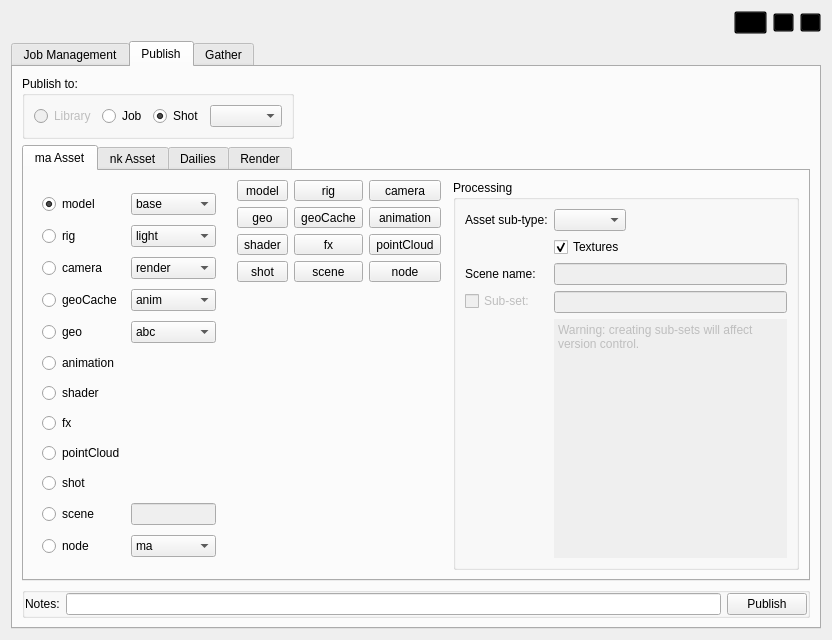
This is core/ui/icarusUI.ui in mjbonnington/icarus-gps as Qt 5 draws it before an edit. The edited form follows.
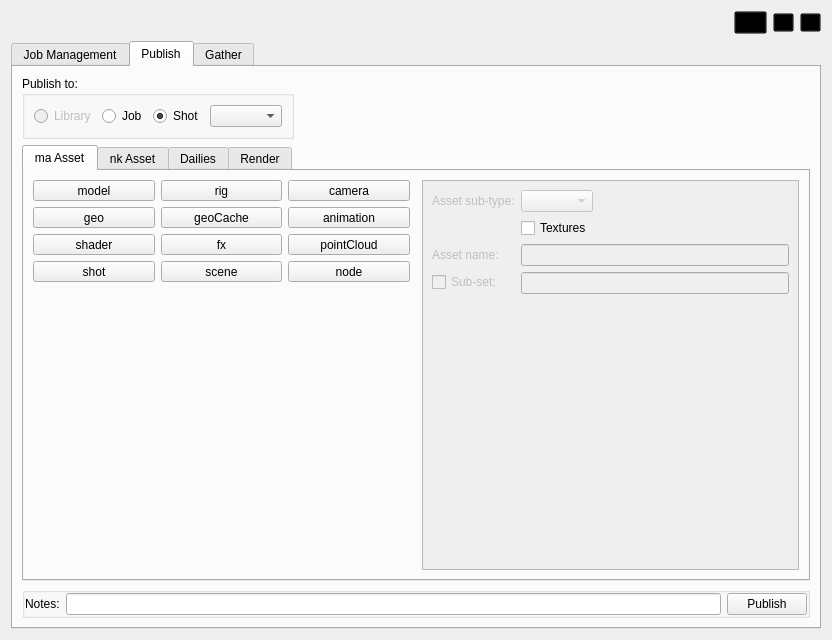
This is the edited form. The open tabs and pages were chosen to show the change. Icons and pictures are not drawn.

What changed in the file:
```diff
--- a/core/ui/icarusUI.ui
+++ b/core/ui/icarusUI.ui
@@ -98,7 +98,7 @@
        </widget>
       </item>
       <item>
-       <spacer name="horizontalSpacer_6">
+       <spacer name="header_horizontalSpacer">
         <property name="orientation">
          <enum>Qt::Horizontal</enum>
         </property>
@@ -932,6 +932,10 @@
              <number>0</number>
             </property>
             <widget class="QWidget" name="maAssetPublishTab">
+             <attribute name="icon">
+              <iconset resource="rsc.qrc">
+               <normaloff>:/rsc/rsc/app_icon_maya_tab.png</normaloff>:/rsc/rsc/app_icon_maya_tab.png</iconset>
+             </attribute>
              <attribute name="title">
               <string>ma Asset</string>
              </attribute>
@@ -939,337 +943,6 @@
               <property name="spacing">
                <number>12</number>
               </property>
-              <item>
-               <widget class="QFrame" name="ma_assetTypes_frame">
-                <property name="frameShape">
-                 <enum>QFrame::NoFrame</enum>
-                </property>
-                <layout class="QGridLayout" name="gridLayout">
-                 <item row="2" column="1">
-                  <widget class="QComboBox" name="cameraPbl_comboBox">
-                   <item>
-                    <property name="text">
-                     <string>render</string>
-                    </property>
-                   </item>
-                   <item>
-                    <property name="text">
-                     <string>mm</string>
-                    </property>
-                   </item>
-                   <item>
-                    <property name="text">
-                     <string>previs</string>
-                    </property>
-                   </item>
-                  </widget>
-                 </item>
-                 <item row="2" column="0">
-                  <widget class="QRadioButton" name="cameraPbl_radioButton">
-                   <property name="enabled">
-                    <bool>true</bool>
-                   </property>
-                   <property name="autoFillBackground">
-                    <bool>false</bool>
-                   </property>
-                   <property name="text">
-                    <string>camera</string>
-                   </property>
-                   <property name="checked">
-                    <bool>false</bool>
-                   </property>
-                   <property name="autoExclusive">
-                    <bool>true</bool>
-                   </property>
-                  </widget>
-                 </item>
-                 <item row="3" column="0">
-                  <widget class="QRadioButton" name="geoCachePbl_radioButton">
-                   <property name="enabled">
-                    <bool>true</bool>
-                   </property>
-                   <property name="autoFillBackground">
-                    <bool>false</bool>
-                   </property>
-                   <property name="text">
-                    <string>geoCache</string>
-                   </property>
-                   <property name="autoExclusive">
-                    <bool>true</bool>
-                   </property>
-                  </widget>
-                 </item>
-                 <item row="6" column="0">
-                  <widget class="QRadioButton" name="shaderPbl_radioButton">
-                   <property name="enabled">
-                    <bool>true</bool>
-                   </property>
-                   <property name="autoFillBackground">
-                    <bool>false</bool>
-                   </property>
-                   <property name="text">
-                    <string>shader</string>
-                   </property>
-                   <property name="autoExclusive">
-                    <bool>true</bool>
-                   </property>
-                  </widget>
-                 </item>
-                 <item row="3" column="1">
-                  <widget class="QComboBox" name="geoCachePbl_comboBox">
-                   <item>
-                    <property name="text">
-                     <string>anim</string>
-                    </property>
-                   </item>
-                   <item>
-                    <property name="text">
-                     <string>cloth</string>
-                    </property>
-                   </item>
-                   <item>
-                    <property name="text">
-                     <string>rigidBody</string>
-                    </property>
-                   </item>
-                   <item>
-                    <property name="text">
-                     <string>vrmesh</string>
-                    </property>
-                   </item>
-                   <item>
-                    <property name="text">
-                     <string>realflow</string>
-                    </property>
-                   </item>
-                  </widget>
-                 </item>
-                 <item row="10" column="0">
-                  <widget class="QRadioButton" name="scenePbl_radioButton">
-                   <property name="enabled">
-                    <bool>true</bool>
-                   </property>
-                   <property name="autoFillBackground">
-                    <bool>false</bool>
-                   </property>
-                   <property name="text">
-                    <string>scene</string>
-                   </property>
-                   <property name="autoExclusive">
-                    <bool>true</bool>
-                   </property>
-                  </widget>
-                 </item>
-                 <item row="10" column="1">
-                  <widget class="QLineEdit" name="scenePblName_lineEdit">
-                   <property name="enabled">
-                    <bool>false</bool>
-                   </property>
-                   <property name="text">
-                    <string/>
-                   </property>
-                   <property name="frame">
-                    <bool>true</bool>
-                   </property>
-                   <property name="readOnly">
-                    <bool>false</bool>
-                   </property>
-                   <property name="mandatoryField" stdset="0">
-                    <bool>true</bool>
-                   </property>
-                  </widget>
-                 </item>
-                 <item row="5" column="0">
-                  <widget class="QRadioButton" name="animPbl_radioButton">
-                   <property name="enabled">
-                    <bool>true</bool>
-                   </property>
-                   <property name="autoFillBackground">
-                    <bool>false</bool>
-                   </property>
-                   <property name="text">
-                    <string>animation</string>
-                   </property>
-                   <property name="autoExclusive">
-                    <bool>true</bool>
-                   </property>
-                  </widget>
-                 </item>
-                 <item row="0" column="0">
-                  <widget class="QRadioButton" name="modelPbl_radioButton">
-                   <property name="enabled">
-                    <bool>true</bool>
-                   </property>
-                   <property name="autoFillBackground">
-                    <bool>false</bool>
-                   </property>
-                   <property name="text">
-                    <string>model</string>
-                   </property>
-                   <property name="checked">
-                    <bool>true</bool>
-                   </property>
-                   <property name="autoExclusive">
-                    <bool>true</bool>
-                   </property>
-                  </widget>
-                 </item>
-                 <item row="4" column="0">
-                  <widget class="QRadioButton" name="geoPbl_radioButton">
-                   <property name="enabled">
-                    <bool>true</bool>
-                   </property>
-                   <property name="autoFillBackground">
-                    <bool>false</bool>
-                   </property>
-                   <property name="text">
-                    <string>geo</string>
-                   </property>
-                   <property name="autoExclusive">
-                    <bool>true</bool>
-                   </property>
-                  </widget>
-                 </item>
-                 <item row="0" column="1">
-                  <widget class="QComboBox" name="modelPbl_comboBox">
-                   <item>
-                    <property name="text">
-                     <string>base</string>
-                    </property>
-                   </item>
-                   <item>
-                    <property name="text">
-                     <string>anim</string>
-                    </property>
-                   </item>
-                  </widget>
-                 </item>
-                 <item row="1" column="0">
-                  <widget class="QRadioButton" name="rigPbl_radioButton">
-                   <property name="enabled">
-                    <bool>true</bool>
-                   </property>
-                   <property name="autoFillBackground">
-                    <bool>false</bool>
-                   </property>
-                   <property name="text">
-                    <string>rig</string>
-                   </property>
-                   <property name="autoExclusive">
-                    <bool>true</bool>
-                   </property>
-                  </widget>
-                 </item>
-                 <item row="1" column="1">
-                  <widget class="QComboBox" name="rigPbl_comboBox">
-                   <item>
-                    <property name="text">
-                     <string>light</string>
-                    </property>
-                   </item>
-                   <item>
-                    <property name="text">
-                     <string>fx</string>
-                    </property>
-                   </item>
-                   <item>
-                    <property name="text">
-                     <string>anim</string>
-                    </property>
-                   </item>
-                  </widget>
-                 </item>
-                 <item row="8" column="0">
-                  <widget class="QRadioButton" name="pointCloudPbl_radioButton">
-                   <property name="enabled">
-                    <bool>true</bool>
-                   </property>
-                   <property name="autoFillBackground">
-                    <bool>false</bool>
-                   </property>
-                   <property name="text">
-                    <string>pointCloud</string>
-                   </property>
-                   <property name="autoExclusive">
-                    <bool>true</bool>
-                   </property>
-                  </widget>
-                 </item>
-                 <item row="4" column="1">
-                  <widget class="QComboBox" name="geoPbl_comboBox">
-                   <item>
-                    <property name="text">
-                     <string>abc</string>
-                    </property>
-                   </item>
-                   <item>
-                    <property name="text">
-                     <string>obj</string>
-                    </property>
-                   </item>
-                   <item>
-                    <property name="text">
-                     <string>fbx</string>
-                    </property>
-                   </item>
-                  </widget>
-                 </item>
-                 <item row="7" column="0">
-                  <widget class="QRadioButton" name="fxPbl_radioButton">
-                   <property name="enabled">
-                    <bool>true</bool>
-                   </property>
-                   <property name="autoFillBackground">
-                    <bool>false</bool>
-                   </property>
-                   <property name="text">
-                    <string>fx</string>
-                   </property>
-                   <property name="autoExclusive">
-                    <bool>true</bool>
-                   </property>
-                  </widget>
-                 </item>
-                 <item row="9" column="0">
-                  <widget class="QRadioButton" name="shotPbl_radioButton">
-                   <property name="enabled">
-                    <bool>true</bool>
-                   </property>
-                   <property name="autoFillBackground">
-                    <bool>false</bool>
-                   </property>
-                   <property name="text">
-                    <string>shot</string>
-                   </property>
-                   <property name="autoExclusive">
-                    <bool>true</bool>
-                   </property>
-                  </widget>
-                 </item>
-                 <item row="11" column="0">
-                  <widget class="QRadioButton" name="nodePbl_radioButton">
-                   <property name="text">
-                    <string>node</string>
-                   </property>
-                  </widget>
-                 </item>
-                 <item row="11" column="1">
-                  <widget class="QComboBox" name="nodePbl_comboBox">
-                   <item>
-                    <property name="text">
-                     <string>ma</string>
-                    </property>
-                   </item>
-                   <item>
-                    <property name="text">
-                     <string>ic</string>
-                    </property>
-                   </item>
-                  </widget>
-                 </item>
-                </layout>
-               </widget>
-              </item>
               <item>
                <widget class="QFrame" name="ma_assetType_frame">
                 <property name="frameShape">
@@ -1295,6 +968,9 @@
                        <verstretch>0</verstretch>
                       </sizepolicy>
                      </property>
+                     <property name="toolTip">
+                      <string>Export the selected object as a model in Maya format.</string>
+                     </property>
                      <property name="text">
                       <string>model</string>
                      </property>
@@ -1361,6 +1037,9 @@
                        <verstretch>0</verstretch>
                       </sizepolicy>
                      </property>
+                     <property name="toolTip">
+                      <string>Export the selected camera. The camera's transforms will be baked out in world space. The published camera will be exported in Maya (.ma), FBX and Nuke formats.</string>
+                     </property>
                      <property name="text">
                       <string>camera</string>
                      </property>
@@ -1552,7 +1231,7 @@
                     </widget>
                    </item>
                    <item row="2" column="2">
-                    <widget class="QToolButton" name="pointCloud_toolButton">
+                    <widget class="QToolButton" name="ma_pointCloud_toolButton">
                      <property name="sizePolicy">
                       <sizepolicy hsizetype="Expanding" vsizetype="Fixed">
                        <horstretch>0</horstretch>
@@ -1702,123 +1381,152 @@
                </widget>
               </item>
               <item>
-               <widget class="QGroupBox" name="ma_assetProcessing_groupBox">
+               <widget class="QScrollArea" name="ma_assetSettings_groupBox_scrollArea">
                 <property name="enabled">
                  <bool>true</bool>
                 </property>
-                <property name="title">
-                 <string>Processing</string>
+                <property name="sizePolicy">
+                 <sizepolicy hsizetype="Expanding" vsizetype="Expanding">
+                  <horstretch>0</horstretch>
+                  <verstretch>0</verstretch>
+                 </sizepolicy>
                 </property>
-                <layout class="QFormLayout" name="formLayout">
-                 <property name="fieldGrowthPolicy">
-                  <enum>QFormLayout::ExpandingFieldsGrow</enum>
+                <property name="styleSheet">
+                 <string notr="true"/>
+                </property>
+                <property name="widgetResizable">
+                 <bool>true</bool>
+                </property>
+                <property name="alignment">
+                 <set>Qt::AlignLeading|Qt::AlignLeft|Qt::AlignTop</set>
+                </property>
+                <property name="noBackground" stdset="0">
+                 <bool>true</bool>
+                </property>
+                <widget class="QWidget" name="ma_assetSettings_scrollAreaWidgetContents">
+                 <property name="geometry">
+                  <rect>
+                   <x>0</x>
+                   <y>0</y>
+                   <width>375</width>
+                   <height>409</height>
+                  </rect>
                  </property>
-                 <item row="5" column="0">
-                  <widget class="QCheckBox" name="subSet_checkBox">
-                   <property name="enabled">
-                    <bool>false</bool>
-                   </property>
-                   <property name="text">
-                    <string>Sub-set:</string>
-                   </property>
-                  </widget>
-                 </item>
-                 <item row="1" column="0">
-                  <widget class="QLabel" name="assetSubType_label">
-                   <property name="text">
-                    <string>Asset sub-type:</string>
-                   </property>
-                  </widget>
-                 </item>
-                 <item row="1" column="1">
-                  <widget class="QComboBox" name="assetSubType_comboBox"/>
-                 </item>
-                 <item row="5" column="1">
-                  <widget class="QLineEdit" name="subSetName_lineEdit">
-                   <property name="enabled">
-                    <bool>false</bool>
-                   </property>
-                   <property name="text">
-                    <string/>
-                   </property>
-                   <property name="frame">
-                    <bool>true</bool>
-                   </property>
-                   <property name="readOnly">
-                    <bool>false</bool>
-                   </property>
-                   <property name="mandatoryField" stdset="0">
-                    <bool>true</bool>
-                   </property>
-                  </widget>
-                 </item>
-                 <item row="3" column="0">
-                  <widget class="QLabel" name="assetName_label">
-                   <property name="text">
-                    <string>Scene name:</string>
-                   </property>
-                  </widget>
-                 </item>
-                 <item row="3" column="1">
-                  <widget class="QLineEdit" name="assetName_lineEdit">
-                   <property name="enabled">
-                    <bool>false</bool>
-                   </property>
-                   <property name="text">
-                    <string/>
-                   </property>
-                   <property name="frame">
-                    <bool>true</bool>
-                   </property>
-                   <property name="readOnly">
-                    <bool>false</bool>
-                   </property>
-                   <property name="mandatoryField" stdset="0">
-                    <bool>true</bool>
-                   </property>
-                  </widget>
-                 </item>
-                 <item row="6" column="1">
-                  <widget class="QPlainTextEdit" name="subSetWarning_textEdit">
-                   <property name="enabled">
-                    <bool>false</bool>
-                   </property>
-                   <property name="frameShape">
-                    <enum>QFrame::NoFrame</enum>
-                   </property>
-                   <property name="frameShadow">
-                    <enum>QFrame::Plain</enum>
-                   </property>
-                   <property name="lineWidth">
-                    <number>0</number>
-                   </property>
-                   <property name="verticalScrollBarPolicy">
-                    <enum>Qt::ScrollBarAlwaysOff</enum>
-                   </property>
-                   <property name="horizontalScrollBarPolicy">
-                    <enum>Qt::ScrollBarAlwaysOff</enum>
-                   </property>
-                   <property name="plainText">
-                    <string>Warning: creating sub-sets will affect version control.</string>
-                   </property>
-                  </widget>
-                 </item>
-                 <item row="2" column="1">
-                  <widget class="QCheckBox" name="textures_checkBox">
-                   <property name="text">
-                    <string>Textures</string>
-                   </property>
-                   <property name="checked">
-                    <bool>true</bool>
-                   </property>
-                  </widget>
-                 </item>
-                </layout>
+                 <layout class="QVBoxLayout" name="verticalLayout_3">
+                  <property name="margin">
+                   <number>0</number>
+                  </property>
+                  <item>
+                   <widget class="QFrame" name="ma_assetSettings_frame">
+                    <property name="frameShape">
+                     <enum>QFrame::NoFrame</enum>
+                    </property>
+                    <layout class="QFormLayout" name="formLayout_3">
+                     <property name="fieldGrowthPolicy">
+                      <enum>QFormLayout::ExpandingFieldsGrow</enum>
+                     </property>
+                     <item row="3" column="0">
+                      <widget class="QLabel" name="assetSubType_label">
+                       <property name="enabled">
+                        <bool>false</bool>
+                       </property>
+                       <property name="text">
+                        <string>Asset sub-type:</string>
+                       </property>
+                      </widget>
+                     </item>
+                     <item row="3" column="1">
+                      <widget class="QComboBox" name="assetSubType_comboBox">
+                       <property name="enabled">
+                        <bool>false</bool>
+                       </property>
+                      </widget>
+                     </item>
+                     <item row="4" column="1">
+                      <widget class="QCheckBox" name="textures_checkBox">
+                       <property name="text">
+                        <string>Textures</string>
+                       </property>
+                       <property name="checked">
+                        <bool>false</bool>
+                       </property>
+                      </widget>
+                     </item>
+                     <item row="5" column="0">
+                      <widget class="QLabel" name="assetName_label">
+                       <property name="enabled">
+                        <bool>false</bool>
+                       </property>
+                       <property name="text">
+                        <string>Asset name:</string>
+                       </property>
+                      </widget>
+                     </item>
+                     <item row="5" column="1">
+                      <widget class="QLineEdit" name="assetName_lineEdit">
+                       <property name="enabled">
+                        <bool>false</bool>
+                       </property>
+                       <property name="text">
+                        <string/>
+                       </property>
+                       <property name="frame">
+                        <bool>true</bool>
+                       </property>
+                       <property name="readOnly">
+                        <bool>false</bool>
+                       </property>
+                       <property name="mandatoryField" stdset="0">
+                        <bool>false</bool>
+                       </property>
+                      </widget>
+                     </item>
+                     <item row="7" column="0">
+                      <widget class="QCheckBox" name="subSet_checkBox">
+                       <property name="enabled">
+                        <bool>false</bool>
+                       </property>
+                       <property name="toolTip">
+                        <string>Warning: creating sub-sets will affect version control.</string>
+                       </property>
+                       <property name="text">
+                        <string>Sub-set:</string>
+                       </property>
+                      </widget>
+                     </item>
+                     <item row="7" column="1">
+                      <widget class="QLineEdit" name="subSetName_lineEdit">
+                       <property name="enabled">
+                        <bool>false</bool>
+                       </property>
+                       <property name="text">
+                        <string/>
+                       </property>
+                       <property name="frame">
+                        <bool>true</bool>
+                       </property>
+                       <property name="readOnly">
+                        <bool>false</bool>
+                       </property>
+                       <property name="mandatoryField" stdset="0">
+                        <bool>false</bool>
+                       </property>
+                      </widget>
+                     </item>
+                    </layout>
+                   </widget>
+                  </item>
+                 </layout>
+                </widget>
                </widget>
               </item>
              </layout>
             </widget>
             <widget class="QWidget" name="nkAssetPublishTab">
+             <attribute name="icon">
+              <iconset resource="rsc.qrc">
+               <normaloff>:/rsc/rsc/app_icon_nuke_tab.png</normaloff>:/rsc/rsc/app_icon_nuke_tab.png</iconset>
+             </attribute>
              <attribute name="title">
               <string>nk Asset</string>
              </attribute>
@@ -1961,7 +1669,7 @@
                  <item>
                   <layout class="QGridLayout" name="nk_assetType_gridLayout">
                    <item row="0" column="2">
-                    <widget class="QToolButton" name="pointCloud_toolButton_2">
+                    <widget class="QToolButton" name="nk_pointCloud_toolButton">
                      <property name="sizePolicy">
                       <sizepolicy hsizetype="Expanding" vsizetype="Fixed">
                        <horstretch>0</horstretch>
@@ -2177,98 +1885,138 @@
                </widget>
               </item>
               <item>
-               <widget class="QGroupBox" name="nk_assetProcessing_groupBox">
+               <widget class="QScrollArea" name="nk_assetSettings_scrollArea">
                 <property name="enabled">
-                 <bool>false</bool>
+                 <bool>true</bool>
                 </property>
-                <property name="title">
-                 <string>Processing</string>
+                <property name="sizePolicy">
+                 <sizepolicy hsizetype="Expanding" vsizetype="Expanding">
+                  <horstretch>0</horstretch>
+                  <verstretch>0</verstretch>
+                 </sizepolicy>
                 </property>
-                <layout class="QFormLayout" name="formLayout_2">
-                 <item row="1" column="0">
-                  <widget class="QCheckBox" name="nk_subSet_checkBox">
-                   <property name="enabled">
-                    <bool>false</bool>
-                   </property>
-                   <property name="text">
-                    <string>Sub-set:</string>
-                   </property>
-                  </widget>
-                 </item>
-                 <item row="1" column="1">
-                  <widget class="QLineEdit" name="nk_subSetName_lineEdit">
-                   <property name="enabled">
-                    <bool>false</bool>
-                   </property>
-                   <property name="text">
-                    <string/>
-                   </property>
-                   <property name="frame">
-                    <bool>true</bool>
-                   </property>
-                   <property name="readOnly">
-                    <bool>false</bool>
-                   </property>
-                   <property name="mandatoryField" stdset="0">
-                    <bool>true</bool>
-                   </property>
-                  </widget>
-                 </item>
-                 <item row="2" column="1">
-                  <widget class="QPlainTextEdit" name="nk_subSetWarning_textEdit">
-                   <property name="enabled">
-                    <bool>false</bool>
-                   </property>
-                   <property name="frameShape">
-                    <enum>QFrame::NoFrame</enum>
-                   </property>
-                   <property name="frameShadow">
-                    <enum>QFrame::Plain</enum>
-                   </property>
-                   <property name="lineWidth">
-                    <number>0</number>
-                   </property>
-                   <property name="verticalScrollBarPolicy">
-                    <enum>Qt::ScrollBarAlwaysOff</enum>
-                   </property>
-                   <property name="horizontalScrollBarPolicy">
-                    <enum>Qt::ScrollBarAlwaysOff</enum>
-                   </property>
-                   <property name="plainText">
-                    <string>Warning: creating sub-sets will affect version control.</string>
-                   </property>
-                  </widget>
-                 </item>
-                 <item row="0" column="1">
-                  <widget class="QLineEdit" name="nk_PblName_lineEdit">
-                   <property name="enabled">
-                    <bool>false</bool>
-                   </property>
-                   <property name="text">
-                    <string/>
-                   </property>
-                   <property name="frame">
-                    <bool>true</bool>
-                   </property>
-                   <property name="readOnly">
-                    <bool>false</bool>
-                   </property>
-                   <property name="mandatoryField" stdset="0">
-                    <bool>true</bool>
-                   </property>
-                  </widget>
-                 </item>
-                 <item row="0" column="0">
-                  <widget class="QLabel" name="nk_PblName_label">
-                   <property name="enabled">
-                    <bool>false</bool>
-                   </property>
-                   <property name="text">
-                    <string>Publish name:</string>
-                   </property>
-                  </widget>
-                 </item>
-                </layout>
+                <property name="styleSheet">
+                 <string notr="true"/>
+                </property>
+                <property name="widgetResizable">
+                 <bool>true</bool>
+                </property>
+                <property name="alignment">
+                 <set>Qt::AlignLeading|Qt::AlignLeft|Qt::AlignTop</set>
+                </property>
+                <property name="noBackground" stdset="0">
+                 <bool>true</bool>
+                </property>
+                <widget class="QWidget" name="nk_assetSettings_scrollAreaWidgetContents">
+                 <property name="geometry">
+                  <rect>
+                   <x>0</x>
+                   <y>0</y>
+                   <width>346</width>
+                   <height>409</height>
+                  </rect>
+                 </property>
+                 <layout class="QVBoxLayout" name="verticalLayout_8">
+                  <property name="margin">
+                   <number>0</number>
+                  </property>
+                  <item>
+                   <widget class="QFrame" name="nk_assetSettings_frame">
+                    <property name="frameShape">
+                     <enum>QFrame::NoFrame</enum>
+                    </property>
+                    <layout class="QFormLayout" name="formLayout">
+                     <property name="fieldGrowthPolicy">
+                      <enum>QFormLayout::ExpandingFieldsGrow</enum>
+                     </property>
+                     <item row="1" column="0">
+                      <widget class="QLabel" name="nk_PblName_label">
+                       <property name="enabled">
+                        <bool>false</bool>
+                       </property>
+                       <property name="text">
+                        <string>Publish name:</string>
+                       </property>
+                      </widget>
+                     </item>
+                     <item row="1" column="1">
+                      <widget class="QLineEdit" name="nk_PblName_lineEdit">
+                       <property name="enabled">
+                        <bool>false</bool>
+                       </property>
+                       <property name="text">
+                        <string/>
+                       </property>
+                       <property name="frame">
+                        <bool>true</bool>
+                       </property>
+                       <property name="readOnly">
+                        <bool>false</bool>
+                       </property>
+                       <property name="mandatoryField" stdset="0">
+                        <bool>true</bool>
+                       </property>
+                      </widget>
+                     </item>
+                     <item row="2" column="0">
+                      <widget class="QCheckBox" name="nk_subSet_checkBox">
+                       <property name="enabled">
+                        <bool>false</bool>
+                       </property>
+                       <property name="text">
+                        <string>Sub-set:</string>
+                       </property>
+                      </widget>
+                     </item>
+                     <item row="2" column="1">
+                      <widget class="QLineEdit" name="nk_subSetName_lineEdit">
+                       <property name="enabled">
+                        <bool>false</bool>
+                       </property>
+                       <property name="text">
+                        <string/>
+                       </property>
+                       <property name="frame">
+                        <bool>true</bool>
+                       </property>
+                       <property name="readOnly">
+                        <bool>false</bool>
+                       </property>
+                       <property name="mandatoryField" stdset="0">
+                        <bool>true</bool>
+                       </property>
+                      </widget>
+                     </item>
+                     <item row="3" column="1">
+                      <widget class="QPlainTextEdit" name="nk_subSetWarning_textEdit">
+                       <property name="enabled">
+                        <bool>false</bool>
+                       </property>
+                       <property name="frameShape">
+                        <enum>QFrame::NoFrame</enum>
+                       </property>
+                       <property name="frameShadow">
+                        <enum>QFrame::Plain</enum>
+                       </property>
+                       <property name="lineWidth">
+                        <number>0</number>
+                       </property>
+                       <property name="verticalScrollBarPolicy">
+                        <enum>Qt::ScrollBarAlwaysOff</enum>
+                       </property>
+                       <property name="horizontalScrollBarPolicy">
+                        <enum>Qt::ScrollBarAlwaysOff</enum>
+                       </property>
+                       <property name="plainText">
+                        <string>Warning: creating sub-sets will affect version control.</string>
+                       </property>
+                      </widget>
+                     </item>
+                    </layout>
+                   </widget>
+                  </item>
+                 </layout>
+                </widget>
                </widget>
               </item>
              </layout>
```
Left out of the diff: 1220 changed lines with no effect on the pictures.
